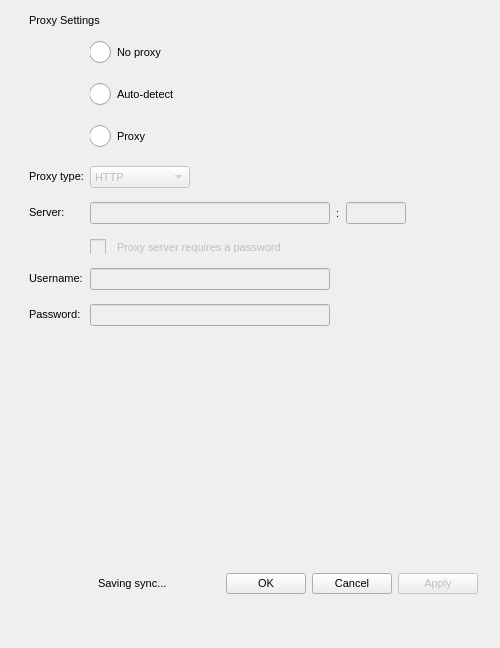
Above: src/MEGASync/gui/macx/SettingsDialog.ui from meganz/MEGAsync before the change. Below: the same form after it.
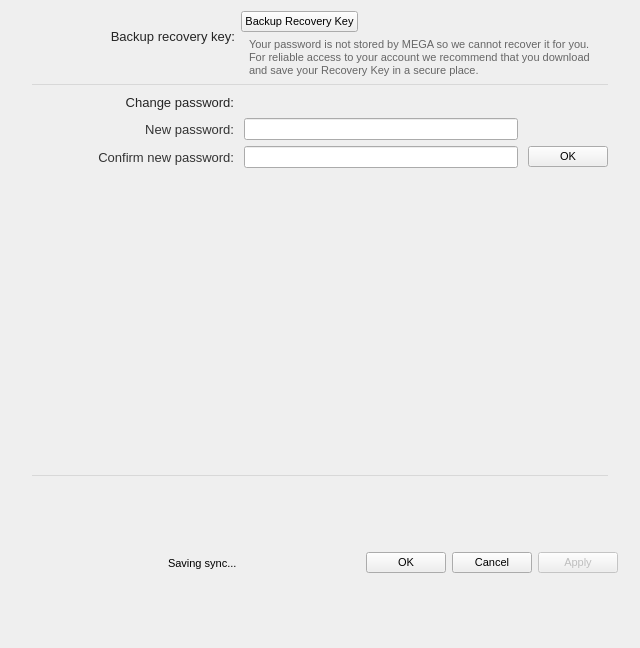
That is the form after the change. Icons and pictures are not drawn. Custom widgets are drawn as their Qt base class.

Commit message: New security tab for macOS UI

What changed in the file:
```diff
--- a/src/MEGASync/gui/macx/SettingsDialog.ui
+++ b/src/MEGASync/gui/macx/SettingsDialog.ui
@@ -9,7 +9,7 @@
    <rect>
     <x>0</x>
     <y>0</y>
-    <width>500</width>
+    <width>640</width>
     <height>648</height>
    </rect>
   </property>
@@ -21,13 +21,13 @@
   </property>
   <property name="minimumSize">
    <size>
-    <width>500</width>
+    <width>640</width>
     <height>0</height>
    </size>
   </property>
   <property name="maximumSize">
    <size>
-    <width>500</width>
+    <width>640</width>
     <height>16777215</height>
    </size>
   </property>
@@ -161,11 +161,15 @@
 	margin-top:5px;
 }
 
-#lOQWarning
+#wSeparatorAccountInfo, #wSeparatorAccountLanguage, #wSeparatorAccountOptions, #wSeparatorAccountSpace, #wSeparatorBottom
 {
-
+background-color: rgba(0,0,0,0.1);
 }
-</string>
+
+#wSeparatorSecurityBackup, #wSeparatorSecurityPassword, #wSeparatorAccountOptions, #wSeparatorAccountSpace, #wSeparatorBottom
+{
+background-color: rgba(0,0,0,0.1);
+}</string>
   </property>
   <layout class="QGridLayout" name="gridLayout">
    <property name="leftMargin">
@@ -372,20 +376,20 @@
    <item row="1" column="0">
     <widget class="QStackedWidget" name="wStack">
      <property name="sizePolicy">
-      <sizepolicy hsizetype="Fixed" vsizetype="Maximum">
+      <sizepolicy hsizetype="Maximum" vsizetype="Maximum">
        <horstretch>0</horstretch>
        <verstretch>0</verstretch>
       </sizepolicy>
      </property>
      <property name="minimumSize">
       <size>
-       <width>0</width>
+       <width>640</width>
        <height>0</height>
       </size>
      </property>
      <property name="maximumSize">
       <size>
-       <width>500</width>
+       <width>640</width>
        <height>16777215</height>
       </size>
      </property>
@@ -393,7 +397,7 @@
       <string notr="true"/>
      </property>
      <property name="currentIndex">
-      <number>4</number>
+      <number>3</number>
      </property>
      <widget class="QWidget" name="pAccount">
       <property name="sizePolicy">
@@ -751,25 +755,6 @@
                 <property name="bottomMargin">
                  <number>0</number>
                 </property>
-                <item>
-                 <widget class="QPushButton" name="bExportMasterKey">
-                  <property name="sizePolicy">
-                   <sizepolicy hsizetype="Preferred" vsizetype="Preferred">
-                    <horstretch>0</horstretch>
-                    <verstretch>0</verstretch>
-                   </sizepolicy>
-                  </property>
-                  <property name="maximumSize">
-                   <size>
-                    <width>16777215</width>
-                    <height>32</height>
-                   </size>
-                  </property>
-                  <property name="text">
-                   <string>Backup Recovery Key</string>
-                  </property>
-                 </widget>
-                </item>
                </layout>
               </widget>
              </item>
@@ -1513,13 +1498,10 @@
            <height>57</height>
           </size>
          </property>
-         <property name="maximumSize">
-          <size>
-           <width>16777215</width>
-           <height>57</height>
-          </size>
-         </property>
-         <layout class="QHBoxLayout" name="horizontalLayout_29">
+         <layout class="QHBoxLayout" name="horizontalLayout_2">
+          <property name="spacing">
+           <number>0</number>
+          </property>
           <property name="leftMargin">
            <number>21</number>
           </property>
@@ -1549,8 +1531,8 @@
             </property>
             <property name="sizeHint" stdset="0">
              <size>
-              <width>1</width>
-              <height>20</height>
+              <width>32</width>
+              <height>18</height>
              </size>
             </property>
            </spacer>
@@ -2815,6 +2797,489 @@
        </item>
       </layout>
      </widget>
+     <widget class="QWidget" name="pSecurity">
+      <layout class="QVBoxLayout" name="verticalLayout_12">
+       <property name="spacing">
+        <number>7</number>
+       </property>
+       <property name="leftMargin">
+        <number>32</number>
+       </property>
+       <property name="rightMargin">
+        <number>32</number>
+       </property>
+       <item>
+        <widget class="QGroupBox" name="gBackupKey">
+         <property name="sizePolicy">
+          <sizepolicy hsizetype="Preferred" vsizetype="Preferred">
+           <horstretch>0</horstretch>
+           <verstretch>0</verstretch>
+          </sizepolicy>
+         </property>
+         <property name="title">
+          <string/>
+         </property>
+         <layout class="QHBoxLayout" name="horizontalLayout_29">
+          <property name="leftMargin">
+           <number>0</number>
+          </property>
+          <property name="topMargin">
+           <number>0</number>
+          </property>
+          <property name="rightMargin">
+           <number>0</number>
+          </property>
+          <property name="bottomMargin">
+           <number>0</number>
+          </property>
+          <item>
+           <widget class="QWidget" name="wLeftBackup" native="true">
+            <property name="minimumSize">
+             <size>
+              <width>203</width>
+              <height>0</height>
+             </size>
+            </property>
+            <property name="maximumSize">
+             <size>
+              <width>203</width>
+              <height>16777215</height>
+             </size>
+            </property>
+            <property name="layoutDirection">
+             <enum>Qt::LeftToRight</enum>
+            </property>
+            <layout class="QVBoxLayout" name="verticalLayout_22">
+             <property name="leftMargin">
+              <number>0</number>
+             </property>
+             <property name="topMargin">
+              <number>5</number>
+             </property>
+             <property name="rightMargin">
+              <number>0</number>
+             </property>
+             <property name="bottomMargin">
+              <number>0</number>
+             </property>
+             <item>
+              <widget class="QLabel" name="lBackup">
+               <property name="sizePolicy">
+                <sizepolicy hsizetype="Preferred" vsizetype="Fixed">
+                 <horstretch>0</horstretch>
+                 <verstretch>0</verstretch>
+                </sizepolicy>
+               </property>
+               <property name="styleSheet">
+                <string notr="true"> color: rgba(0,0,0,0.85);
+ font-family: &quot;SF Pro Text&quot;;
+ font-size: 13px;
+</string>
+               </property>
+               <property name="text">
+                <string>Backup recovery key:</string>
+               </property>
+               <property name="alignment">
+                <set>Qt::AlignRight|Qt::AlignTrailing|Qt::AlignVCenter</set>
+               </property>
+              </widget>
+             </item>
+             <item>
+              <spacer name="verticalSpacer_6">
+               <property name="orientation">
+                <enum>Qt::Vertical</enum>
+               </property>
+               <property name="sizeType">
+                <enum>QSizePolicy::Minimum</enum>
+               </property>
+               <property name="sizeHint" stdset="0">
+                <size>
+                 <width>20</width>
+                 <height>20</height>
+                </size>
+               </property>
+              </spacer>
+             </item>
+            </layout>
+           </widget>
+          </item>
+          <item>
+           <widget class="QWidget" name="wRightBackup" native="true">
+            <layout class="QVBoxLayout" name="verticalLayout_23">
+             <property name="spacing">
+              <number>-1</number>
+             </property>
+             <property name="leftMargin">
+              <number>0</number>
+             </property>
+             <property name="topMargin">
+              <number>0</number>
+             </property>
+             <property name="rightMargin">
+              <number>0</number>
+             </property>
+             <property name="bottomMargin">
+              <number>0</number>
+             </property>
+             <item>
+              <layout class="QHBoxLayout" name="horizontalLayout_32">
+               <item>
+                <widget class="QPushButton" name="bExportMasterKey">
+                 <property name="sizePolicy">
+                  <sizepolicy hsizetype="Preferred" vsizetype="Preferred">
+                   <horstretch>0</horstretch>
+                   <verstretch>0</verstretch>
+                  </sizepolicy>
+                 </property>
+                 <property name="maximumSize">
+                  <size>
+                   <width>16777215</width>
+                   <height>32</height>
+                  </size>
+                 </property>
+                 <property name="styleSheet">
+                  <string notr="true"/>
+                 </property>
+                 <property name="text">
+                  <string>Backup Recovery Key</string>
+                 </property>
+                 <property name="autoDefault">
+                  <bool>true</bool>
+                 </property>
+                </widget>
+               </item>
+               <item>
+                <spacer name="horizontalSpacer_12">
+                 <property name="orientation">
+                  <enum>Qt::Horizontal</enum>
+                 </property>
+                 <property name="sizeHint" stdset="0">
+                  <size>
+                   <width>40</width>
+                   <height>20</height>
+                  </size>
+                 </property>
+                </spacer>
+               </item>
+              </layout>
+             </item>
+             <item>
+              <widget class="QWidget" name="wBackupDesc" native="true">
+               <property name="sizePolicy">
+                <sizepolicy hsizetype="Preferred" vsizetype="Preferred">
+                 <horstretch>0</horstretch>
+                 <verstretch>0</verstretch>
+                </sizepolicy>
+               </property>
+               <layout class="QVBoxLayout" name="verticalLayout_25">
+                <property name="leftMargin">
+                 <number>8</number>
+                </property>
+                <property name="topMargin">
+                 <number>0</number>
+                </property>
+                <property name="rightMargin">
+                 <number>0</number>
+                </property>
+                <property name="bottomMargin">
+                 <number>0</number>
+                </property>
+                <item>
+                 <widget class="QLabel" name="lBackupDesc">
+                  <property name="styleSheet">
+                   <string notr="true"> color: #666666;
+ font-family: &quot;SF Pro Text&quot;;
+ font-size: 11px;
+
+</string>
+                  </property>
+                  <property name="text">
+                   <string>Your password is not stored by MEGA so we cannot recover it for you. For reliable access to your account we recommend that you download and save your Recovery Key in a secure place.</string>
+                  </property>
+                  <property name="wordWrap">
+                   <bool>true</bool>
+                  </property>
+                 </widget>
+                </item>
+               </layout>
+              </widget>
+             </item>
+            </layout>
+           </widget>
+          </item>
+         </layout>
+        </widget>
+       </item>
+       <item>
+        <widget class="QWidget" name="wSeparatorSecurityBackup" native="true">
+         <property name="sizePolicy">
+          <sizepolicy hsizetype="Preferred" vsizetype="Preferred">
+           <horstretch>0</horstretch>
+           <verstretch>0</verstretch>
+          </sizepolicy>
+         </property>
+         <property name="minimumSize">
+          <size>
+           <width>576</width>
+           <height>1</height>
+          </size>
+         </property>
+         <property name="maximumSize">
+          <size>
+           <width>576</width>
+           <height>1</height>
+          </size>
+         </property>
+         <property name="focusPolicy">
+          <enum>Qt::NoFocus</enum>
+         </property>
+         <property name="styleSheet">
+          <string notr="true"/>
+         </property>
+         <property name="text" stdset="0">
+          <string/>
+         </property>
+         <property name="iconSize" stdset="0">
+          <size>
+           <width>576</width>
+           <height>1</height>
+          </size>
+         </property>
+         <property name="checkable" stdset="0">
+          <bool>false</bool>
+         </property>
+        </widget>
+       </item>
+       <item>
+        <widget class="QGroupBox" name="gChangePassword">
+         <property name="title">
+          <string/>
+         </property>
+         <layout class="QVBoxLayout" name="verticalLayout_24">
+          <property name="leftMargin">
+           <number>0</number>
+          </property>
+          <property name="topMargin">
+           <number>0</number>
+          </property>
+          <property name="rightMargin">
+           <number>0</number>
+          </property>
+          <property name="bottomMargin">
+           <number>0</number>
+          </property>
+          <item>
+           <widget class="QWidget" name="wPassword" native="true">
+            <property name="minimumSize">
+             <size>
+              <width>0</width>
+              <height>0</height>
+             </size>
+            </property>
+            <property name="maximumSize">
+             <size>
+              <width>16777215</width>
+              <height>16777215</height>
+             </size>
+            </property>
+            <layout class="QHBoxLayout" name="horizontalLayout_33">
+             <property name="leftMargin">
+              <number>0</number>
+             </property>
+             <property name="topMargin">
+              <number>0</number>
+             </property>
+             <property name="rightMargin">
+              <number>0</number>
+             </property>
+             <property name="bottomMargin">
+              <number>0</number>
+             </property>
+             <item>
+              <widget class="QLabel" name="lChangePassword">
+               <property name="minimumSize">
+                <size>
+                 <width>202</width>
+                 <height>0</height>
+                </size>
+               </property>
+               <property name="maximumSize">
+                <size>
+                 <width>202</width>
+                 <height>16777215</height>
+                </size>
+               </property>
+               <property name="styleSheet">
+                <string notr="true">  color: rgba(0,0,0,0.85);
+  font-family: &quot;SF Pro Text&quot;;
+  font-size: 13px;</string>
+               </property>
+               <property name="text">
+                <string>Change password:</string>
+               </property>
+               <property name="alignment">
+                <set>Qt::AlignRight|Qt::AlignTrailing|Qt::AlignVCenter</set>
+               </property>
+               <property name="wordWrap">
+                <bool>true</bool>
+               </property>
+              </widget>
+             </item>
+             <item>
+              <spacer name="horizontalSpacer_13">
+               <property name="orientation">
+                <enum>Qt::Horizontal</enum>
+               </property>
+               <property name="sizeHint" stdset="0">
+                <size>
+                 <width>40</width>
+                 <height>20</height>
+                </size>
+               </property>
+              </spacer>
+             </item>
+            </layout>
+           </widget>
+          </item>
+          <item>
+           <widget class="QWidget" name="wChangePassword" native="true">
+            <layout class="QGridLayout" name="gridLayout_3">
+             <property name="leftMargin">
+              <number>0</number>
+             </property>
+             <property name="topMargin">
+              <number>0</number>
+             </property>
+             <property name="rightMargin">
+              <number>0</number>
+             </property>
+             <property name="horizontalSpacing">
+              <number>10</number>
+             </property>
+             <item row="0" column="0">
+              <widget class="QLabel" name="lNewPassword">
+               <property name="minimumSize">
+                <size>
+                 <width>202</width>
+                 <height>0</height>
+                </size>
+               </property>
+               <property name="maximumSize">
+                <size>
+                 <width>202</width>
+                 <height>16777215</height>
+                </size>
+               </property>
+               <property name="styleSheet">
+                <string notr="true">  color: #333333;
+  font-family: &quot;Source Sans Pro&quot;;
+  font-size: 13px;
+</string>
+               </property>
+               <property name="text">
+                <string>New password:</string>
+               </property>
+               <property name="alignment">
+                <set>Qt::AlignRight|Qt::AlignTrailing|Qt::AlignVCenter</set>
+               </property>
+               <property name="wordWrap">
+                <bool>true</bool>
+               </property>
+              </widget>
+             </item>
+             <item row="0" column="1">
+              <widget class="QLineEdit" name="leNewPassword">
+               <property name="minimumSize">
+                <size>
+                 <width>0</width>
+                 <height>0</height>
+                </size>
+               </property>
+               <property name="maximumSize">
+                <size>
+                 <width>300</width>
+                 <height>16777215</height>
+                </size>
+               </property>
+              </widget>
+             </item>
+             <item row="0" column="2">
+              <widget class="QWidget" name="wPasswordEmpty" native="true"/>
+             </item>
+             <item row="1" column="0">
+              <widget class="QLabel" name="lConfirmPassword">
+               <property name="minimumSize">
+                <size>
+                 <width>202</width>
+                 <height>0</height>
+                </size>
+               </property>
+               <property name="maximumSize">
+                <size>
+                 <width>202</width>
+                 <height>16777215</height>
+                </size>
+               </property>
+               <property name="styleSheet">
+                <string notr="true">  color: #333333;
+  font-family: &quot;Source Sans Pro&quot;;
+  font-size: 13px;</string>
+               </property>
+               <property name="text">
+                <string>Confirm new password:</string>
+               </property>
+               <property name="alignment">
+                <set>Qt::AlignRight|Qt::AlignTrailing|Qt::AlignVCenter</set>
+               </property>
+               <property name="wordWrap">
+                <bool>true</bool>
+               </property>
+              </widget>
+             </item>
+             <item row="1" column="1">
+              <widget class="QLineEdit" name="leConfirmPassword">
+               <property name="minimumSize">
+                <size>
+                 <width>0</width>
+                 <height>0</height>
+                </size>
+               </property>
+               <property name="maximumSize">
+                <size>
+                 <width>300</width>
+                 <height>16777215</height>
+                </size>
+               </property>
+              </widget>
+             </item>
+             <item row="1" column="2">
+              <widget class="QPushButton" name="bOkChangePassword">
+               <property name="text">
+                <string>OK</string>
+               </property>
+              </widget>
+             </item>
+            </layout>
+           </widget>
+          </item>
+         </layout>
+        </widget>
+       </item>
+       <item>
+        <spacer name="verticalSpacer_7">
+         <property name="orientation">
+          <enum>Qt::Vertical</enum>
+         </property>
+         <property name="sizeHint" stdset="0">
+          <size>
+           <width>20</width>
+           <height>40</height>
+          </size>
+         </property>
+        </spacer>
+       </item>
+      </layout>
+     </widget>
      <widget class="QWidget" name="pAdvanced">
       <layout class="QVBoxLayout" name="verticalLayout_13">
        <property name="spacing">
@@ -4316,7 +4781,7 @@
     </widget>
    </item>
    <item row="3" column="0">
-    <widget class="QToolButton" name="toolButton_4">
+    <widget class="QWidget" name="wSeparatorBottom" native="true">
      <property name="sizePolicy">
       <sizepolicy hsizetype="Preferred" vsizetype="Preferred">
        <horstretch>0</horstretch>
@@ -4325,34 +4790,30 @@
      </property>
      <property name="minimumSize">
       <size>
-       <width>500</width>
-       <height>2</height>
+       <width>0</width>
+       <height>1</height>
       </size>
      </property>
      <property name="maximumSize">
       <size>
-       <width>500</width>
-       <height>2</height>
+       <width>16777215</width>
+       <height>1</height>
       </size>
      </property>
      <property name="focusPolicy">
       <enum>Qt::NoFocus</enum>
      </property>
      <property name="styleSheet">
-      <string notr="true">border:none;
-background:transparent;</string>
+      <string notr="true">margin-left: 32px;
+margin-right: 32px;</string>
      </property>
-     <property name="text">
+     <property name="text" stdset="0">
       <string/>
      </property>
-     <property name="icon">
-      <iconset resource="../Resources_macx.qrc">
-       <normaloff>:/images/separator line.png</normaloff>:/images/separator line.png</iconset>
-     </property>
-     <property name="iconSize">
+     <property name="iconSize" stdset="0">
       <size>
-       <width>500</width>
-       <height>2</height>
+       <width>576</width>
+       <height>1</height>
       </size>
      </property>
     </widget>
```
Left out of the diff: 136 changed lines with no effect on the pictures. The commit also changes 5 other files.
